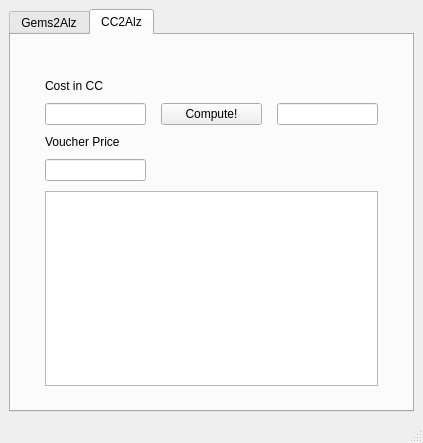
Old version of the form MainWindow.ui in the repository MrocznyZdzichu/Cabal_Calculator.
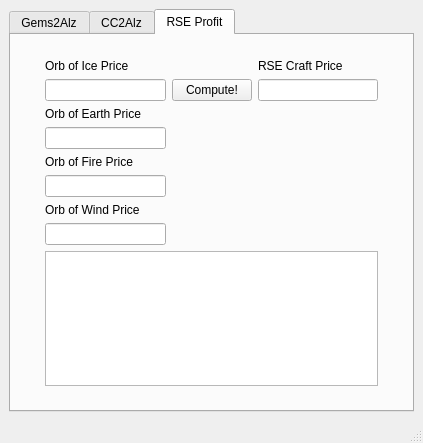
New version of the form.

Patch:
```diff
--- a/MainWindow.ui
+++ b/MainWindow.ui
@@ -16,11 +16,11 @@
   <widget class="QWidget" name="centralwidget">
    <layout class="QVBoxLayout" name="verticalLayout">
     <item>
-     <layout class="QHBoxLayout" name="horizontalLayout">
+     <layout class="QVBoxLayout" name="verticalLayout_3">
       <item>
        <widget class="QTabWidget" name="tabWidget">
         <property name="currentIndex">
-         <number>1</number>
+         <number>2</number>
         </property>
         <widget class="QWidget" name="tab_gems2alz">
          <attribute name="title">
@@ -195,6 +195,93 @@
           </item>
          </layout>
         </widget>
+        <widget class="QWidget" name="tab_rse">
+         <attribute name="title">
+          <string>RSE Profit</string>
+         </attribute>
+         <layout class="QVBoxLayout" name="verticalLayout_4">
+          <item>
+           <layout class="QGridLayout" name="gridLayout">
+            <property name="leftMargin">
+             <number>25</number>
+            </property>
+            <property name="topMargin">
+             <number>15</number>
+            </property>
+            <property name="rightMargin">
+             <number>25</number>
+            </property>
+            <property name="bottomMargin">
+             <number>15</number>
+            </property>
+            <item row="6" column="0">
+             <widget class="QLabel" name="label_6">
+              <property name="text">
+               <string>Orb of Wind Price</string>
+              </property>
+             </widget>
+            </item>
+            <item row="3" column="0">
+             <widget class="QLineEdit" name="le_earth"/>
+            </item>
+            <item row="1" column="0">
+             <widget class="QLineEdit" name="le_ice"/>
+            </item>
+            <item row="2" column="0">
+             <widget class="QLabel" name="label_4">
+              <property name="text">
+               <string>Orb of Earth Price</string>
+              </property>
+             </widget>
+            </item>
+            <item row="4" column="0">
+             <widget class="QLabel" name="label_5">
+              <property name="text">
+               <string>Orb of Fire Price</string>
+              </property>
+             </widget>
+            </item>
+            <item row="5" column="0">
+             <widget class="QLineEdit" name="le_fire"/>
+            </item>
+            <item row="0" column="0">
+             <widget class="QLabel" name="label_3">
+              <property name="text">
+               <string>Orb of Ice Price</string>
+              </property>
+             </widget>
+            </item>
+            <item row="1" column="1">
+             <widget class="QPushButton" name="pb_compute_rse">
+              <property name="text">
+               <string>Compute!</string>
+              </property>
+             </widget>
+            </item>
+            <item row="7" column="0">
+             <widget class="QLineEdit" name="le_wind"/>
+            </item>
+            <item row="1" column="2">
+             <widget class="QLineEdit" name="le_ro_craft_price">
+              <property name="readOnly">
+               <bool>true</bool>
+              </property>
+             </widget>
+            </item>
+            <item row="0" column="2">
+             <widget class="QLabel" name="label_7">
+              <property name="text">
+               <string>RSE Craft Price</string>
+              </property>
+             </widget>
+            </item>
+            <item row="8" column="0" colspan="3">
+             <widget class="QTextBrowser" name="tb_log_console"/>
+            </item>
+           </layout>
+          </item>
+         </layout>
+        </widget>
        </widget>
       </item>
      </layout>
```
Left out of the diff: 20 changed lines with no effect on the pictures.
